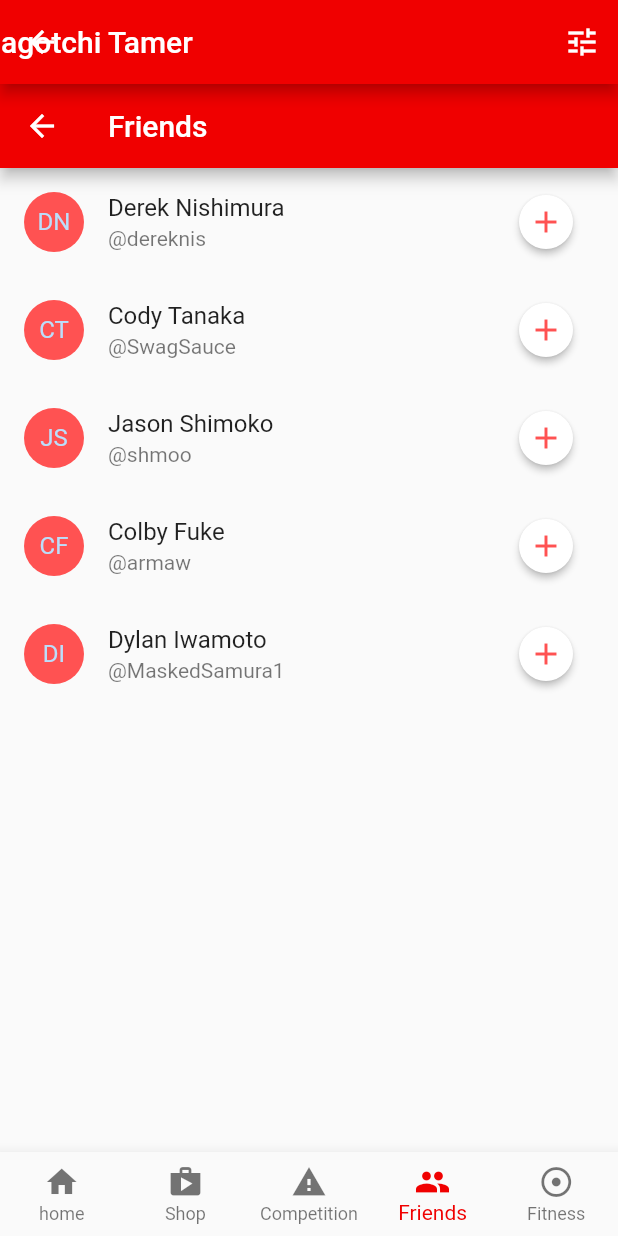
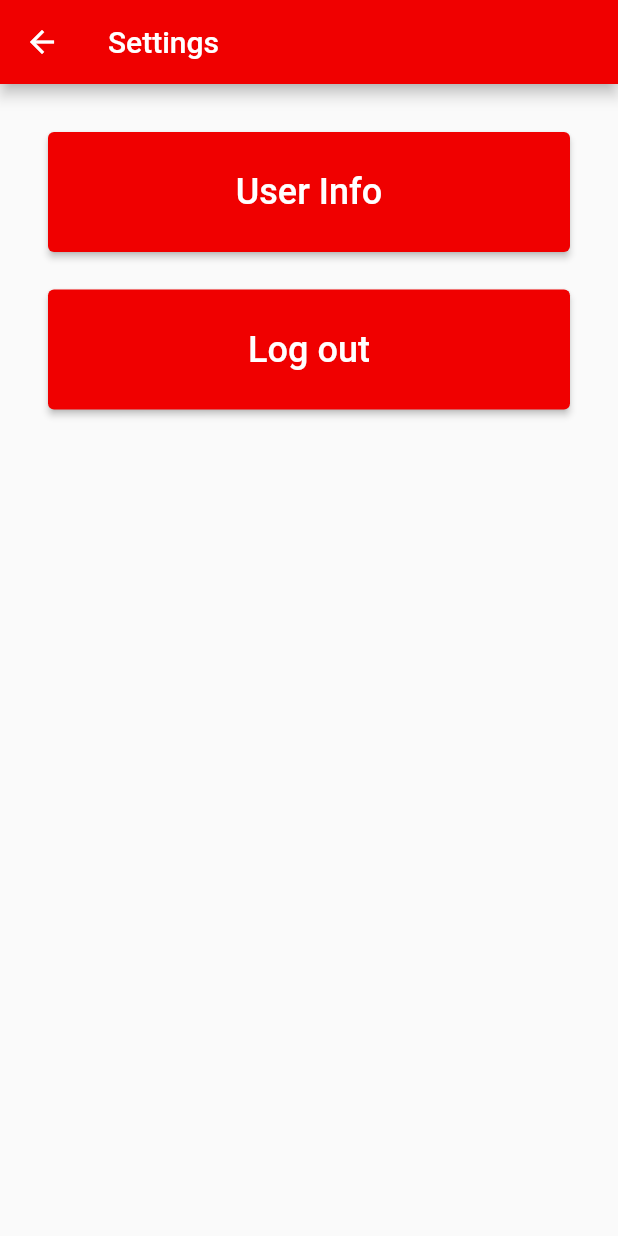
Before and after one commit to Tamagotchi-Tamer/tamagotchi_tamer, a Flutter app: the HomePage screen opened by its route, item 4 of the bottom bar chosen, after a tap on the "tune" icon, on a phone screen of 412 x 824 dp. Run offline on Flutter 3.47's test engine with Material 2 defaults, Android fonts, the phone set to English and light mode, and no system bars; our stand-ins replace carousel_slider, fl_chart, flutter_riverpod, percent_indicator; missing offline and left inert: selectable_container.

Commit message:
Settings page created and Riverpod installed

```diff
--- a/lib/data_model/user_db.dart
+++ b/lib/data_model/user_db.dart
@@ -1,3 +1,5 @@
+import 'package:flutter_riverpod/flutter_riverpod.dart';
+
 class UserData {
 
   UserData(
@@ -19,6 +21,7 @@ class UserData {
 
 /// Provides access to and operations on all defined users.
 class UserDB {
+
   final List<UserData> _users = [
     UserData(
       id: 'user-001',
@@ -95,5 +98,6 @@ class UserDB {
 /// The singleton instance providing access to all user data for clients.
 UserDB userDB = UserDB();
 
+
 /// The currently logged in user.
 String currentUserID = 'user-001';
--- a/lib/main.dart
+++ b/lib/main.dart
@@ -1,4 +1,5 @@
 import 'package:flutter/material.dart';
+import 'package:flutter_riverpod/flutter_riverpod.dart';
 import 'package:tamagotchi_tamer/app.dart';
 import 'package:tamagotchi_tamer/pages/settings/settings_controller.dart';
 import 'package:tamagotchi_tamer/pages/settings/settings_service.dart';
@@ -6,5 +7,5 @@ import 'package:tamagotchi_tamer/pages/settings/settings_service.dart';
 void main() async {
   final settingsController = SettingsController(SettingsService());
   await settingsController.loadSettings();
-  runApp(MyApp(settingsController: settingsController));
+  runApp(ProviderScope(child: MyApp(settingsController: settingsController)));
 }
--- a/lib/pages/home/Home.dart
+++ b/lib/pages/home/Home.dart
@@ -5,6 +5,7 @@ import 'package:tamagotchi_tamer/pages/home/bodies/friends_body.dart';
 import 'package:tamagotchi_tamer/pages/home/bodies/tama_body.dart';
 import 'package:tamagotchi_tamer/data_model/user_db.dart';
 
+import '../settings/settings_page.dart';
 import 'bodies/shop_body.dart';
 
 
@@ -83,7 +84,10 @@ class _HomePageState extends State<HomePage>{
               semanticLabel: 'filter',
           ),
             onPressed: () {
-              print('Filter button');
+              Navigator.push(
+                  context,
+                  MaterialPageRoute(builder: (context) => SettingsPage())
+              );
             }
           )
         ],
--- /dev/null
+++ b/lib/pages/settings/settings_page.dart
@@ -0,0 +1,56 @@
+import 'package:flutter/material.dart';
+import 'package:flutter_riverpod/flutter_riverpod.dart';
+
+class SettingsPage extends ConsumerWidget {
+  @override
+  Widget build(BuildContext context, WidgetRef ref) {
+    return Scaffold(
+      appBar: AppBar(
+        title: const Text("Settings"),
+      ),
+      body: Padding(
+        padding: const EdgeInsets.all(32.0),
+        child: ListView(
+            children:[
+              ElevatedButton(
+                onPressed: () {
+                  //Go to form page
+
+                },
+                child: Text(
+                  "User Info",
+                  style: TextStyle(
+                      fontSize: 24
+                  ),
+                ),
+                style: ElevatedButton.styleFrom(
+                  fixedSize: const Size(240, 80),
+                ),
+              ),
+              SizedBox(
+                height: 25,
+              ),
+              ElevatedButton(
+                onPressed: () {
+                  Text(
+                    "Sign out",
+                  );
+                },
+                child: Text(
+                  "Log out",
+                  style: TextStyle(
+                    fontSize: 24,
+                  ),
+                ),
+                style: ElevatedButton.styleFrom(
+                  fixedSize: const Size(240, 80),
+                ),
+              ),
+            ]
+
+        ),
+      ),
+    );
+  }
+
+}
--- a/pubspec.yaml
+++ b/pubspec.yaml
@@ -30,6 +30,7 @@ environment:
 dependencies:
   flutter:
     sdk: flutter
+  flutter_riverpod: ^2.4.4
 
   # The following adds the Cupertino Icons font to your application.
   # Use with the CupertinoIcons class for iOS style icons.
```
Also changed, not shown: pubspec.lock.
